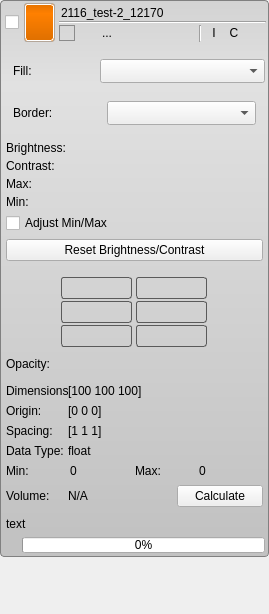
Before: the Qt Designer form src/Interface/AppInterface/LayerWidget.ui in SCIInstitute/Seg3D, drawn with Qt 5.
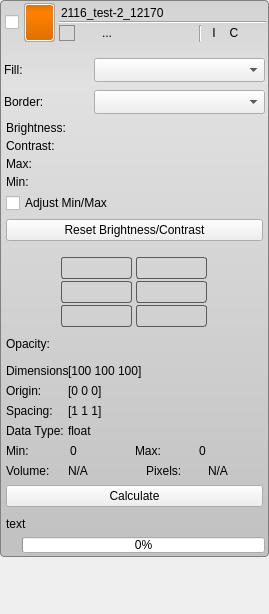
After: the same form once the commit is applied. Icons and pictures are not drawn. Custom widgets are drawn as their Qt base class.

Commit message: Added pixel count to the mask layer, fixed issue with the histogram widget brackets not starting in the right positions, changed button to a drop down for selecting between log and linear views in the histogram

Patch:
```diff
--- a/src/Interface/AppInterface/LayerWidget.ui
+++ b/src/Interface/AppInterface/LayerWidget.ui
@@ -793,7 +793,7 @@
            <property name="minimumSize">
             <size>
              <width>0</width>
-             <height>32</height>
+             <height>30</height>
             </size>
            </property>
            <property name="maximumSize">
@@ -806,16 +806,7 @@
             <property name="spacing">
              <number>4</number>
             </property>
-            <property name="leftMargin">
-             <number>9</number>
-            </property>
-            <property name="topMargin">
-             <number>0</number>
-            </property>
-            <property name="rightMargin">
-             <number>0</number>
-            </property>
-            <property name="bottomMargin">
+            <property name="margin">
              <number>0</number>
             </property>
             <item>
@@ -852,12 +843,18 @@
          </item>
          <item>
           <widget class="QWidget" name="border_" native="true">
+           <property name="minimumSize">
+            <size>
+             <width>0</width>
+             <height>30</height>
+            </size>
+           </property>
            <layout class="QHBoxLayout" name="horizontalLayout_12">
             <property name="spacing">
-             <number>4</number>
+             <number>0</number>
             </property>
-            <property name="leftMargin">
-             <number>9</number>
+            <property name="margin">
+             <number>0</number>
             </property>
             <item>
              <widget class="QLabel" name="label_2">
@@ -1557,13 +1554,22 @@
          </item>
          <item>
           <widget class="QWidget" name="mask_volume_widget_" native="true">
+           <layout class="QVBoxLayout" name="verticalLayout_16">
+            <property name="spacing">
+             <number>0</number>
+            </property>
+            <property name="margin">
+             <number>0</number>
+            </property>
+            <item>
+             <widget class="QWidget" name="widget_9" native="true">
            <property name="minimumSize">
             <size>
              <width>0</width>
-             <height>30</height>
-            </size>
-           </property>
-           <layout class="QHBoxLayout" name="horizontalLayout_11" stretch="2,1">
+                <height>20</height>
+               </size>
+              </property>
+              <layout class="QHBoxLayout" name="horizontalLayout_21" stretch="6,5">
             <property name="spacing">
              <number>0</number>
             </property>
@@ -1603,6 +1609,47 @@
                  <property name="text">
                   <string>N/A</string>
                  </property>
+                   </widget>
+                  </item>
+                 </layout>
+                </widget>
+               </item>
+               <item>
+                <widget class="QWidget" name="widget_5" native="true">
+                 <layout class="QHBoxLayout" name="horizontalLayout_11">
+                  <property name="spacing">
+                   <number>0</number>
+                  </property>
+                  <property name="margin">
+                   <number>0</number>
+                  </property>
+                  <item>
+                   <widget class="QLabel" name="label_8">
+                    <property name="minimumSize">
+                     <size>
+                      <width>62</width>
+                      <height>0</height>
+                     </size>
+                    </property>
+                    <property name="maximumSize">
+                     <size>
+                      <width>62</width>
+                      <height>16777215</height>
+                     </size>
+                    </property>
+                    <property name="text">
+                     <string>Pixels:</string>
+                    </property>
+                   </widget>
+                  </item>
+                  <item>
+                   <widget class="QLabel" name="mask_pixel_count_">
+                    <property name="text">
+                     <string>N/A</string>
+                    </property>
+                   </widget>
+                  </item>
+                 </layout>
                 </widget>
                </item>
               </layout>
```
Lines whose indentation alone changed are shown as unchanged. The commit also changes 9 other files.
